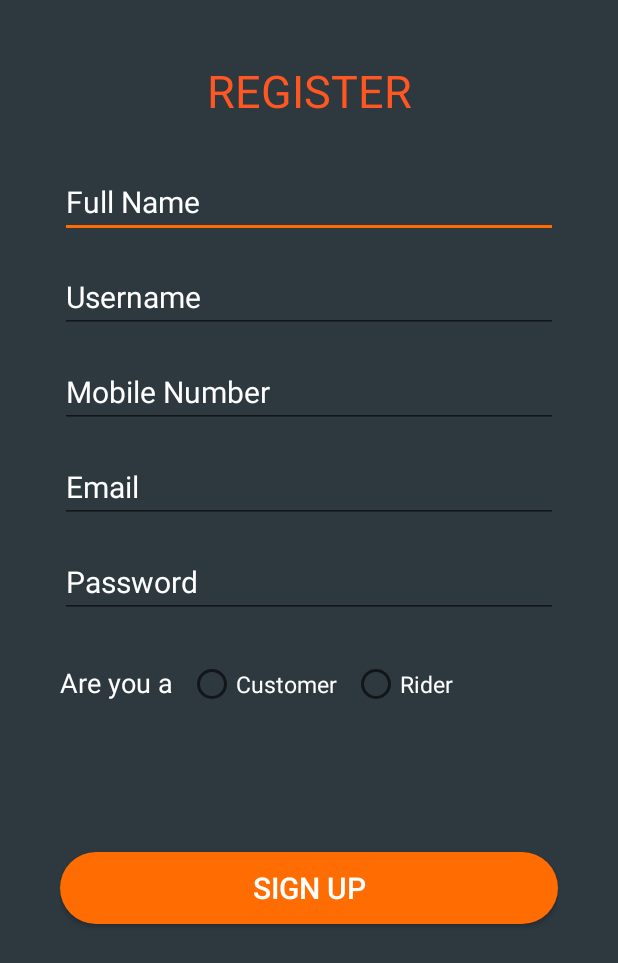
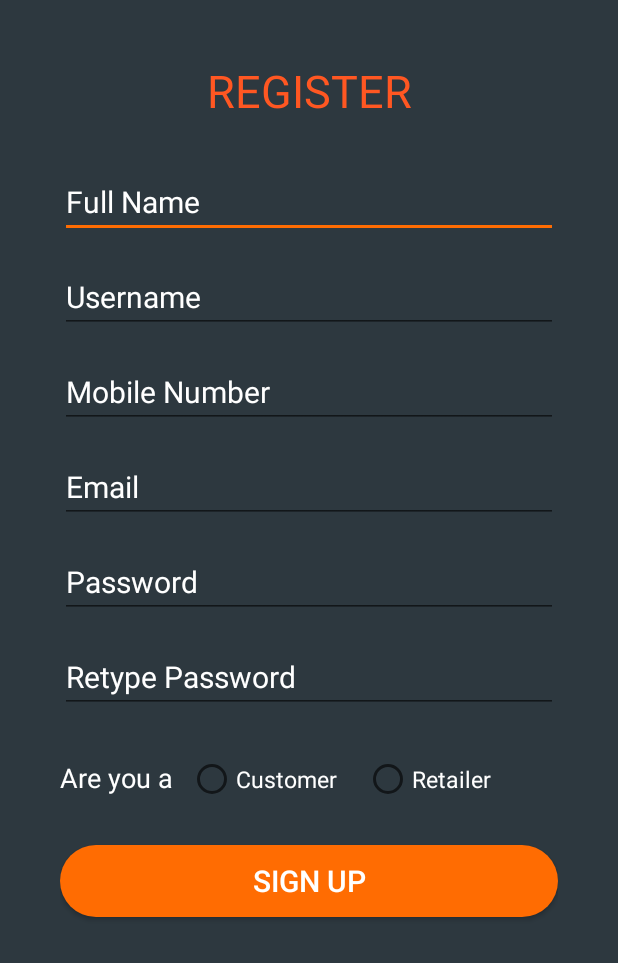
Before and after one commit to parijaat007/SansKart, an Android app: the screen it shows after launch (SignUpActivity), after a tap on "REGISTER", on a phone screen of 412 x 824 dp. Shown: the top 963 px of the screen. Run offline under Robolectric (Android 15) with nearby library versions, the phone set to English and light mode, and no system bars; our stand-ins replace Firebase (no records; nobody signed in at launch, a user with empty details on screens opened directly); Roboto replaces fonts that are not available here; 4 statements that could not run were skipped.

Commit message:
retailer

```diff
--- a/app/src/main/AndroidManifest.xml
+++ b/app/src/main/AndroidManifest.xml
@@ -29,7 +29,7 @@
         <activity android:name=".SignUpActivity" />
         <activity android:name=".LoginActivity" />
         <activity android:name=".MainActivity" />
-        <activity android:name=".RiderMainActivity" />
+        <activity android:name=".RetailerMainActivity" />
         <activity android:name=".Splash_Screen">
             <intent-filter>
                 <action android:name="android.intent.action.MAIN" />
--- a/app/src/main/java/com/example/dubstep/FruitActivity.java
+++ b/app/src/main/java/com/example/dubstep/FruitActivity.java
@@ -11,7 +11,6 @@ import androidx.recyclerview.widget.RecyclerView;
 
 import android.content.Intent;
 import android.os.Bundle;
-import android.util.Log;
 import android.view.LayoutInflater;
 import android.view.MenuItem;
 import android.view.View;
@@ -23,7 +22,6 @@ import android.widget.Toast;
 
 
 import com.example.dubstep.Interface.ItemClickListener;
-import com.example.dubstep.Model.CartItem;
 import com.example.dubstep.Model.FoodItem;
 import com.example.dubstep.ViewHolder.FoodItemViewHolder;
 import com.firebase.ui.database.FirebaseRecyclerAdapter;
@@ -34,7 +32,6 @@ import com.google.android.gms.auth.api.signin.GoogleSignInOptions;
 
 import com.google.android.gms.tasks.OnCompleteListener;
 import com.google.android.gms.tasks.Task;
-import com.google.android.material.button.MaterialButton;
 
 import com.google.android.material.floatingactionbutton.FloatingActionButton;
 import com.google.android.material.navigation.NavigationView;
@@ -251,7 +248,7 @@ public class FruitActivity extends AppCompatActivity implements NavigationView.O
     }
 
     private void gotorider() {
-        Intent intent = new Intent(FruitActivity.this,RiderMainActivity.class);
+        Intent intent = new Intent(FruitActivity.this, RetailerMainActivity.class);
         startActivity(intent);
         finish();
     }
--- a/app/src/main/java/com/example/dubstep/MealActivity.java
+++ b/app/src/main/java/com/example/dubstep/MealActivity.java
@@ -11,7 +11,6 @@ import androidx.recyclerview.widget.RecyclerView;
 
 import android.content.Intent;
 import android.os.Bundle;
-import android.util.Log;
 import android.view.LayoutInflater;
 import android.view.MenuItem;
 import android.view.View;
@@ -23,7 +22,6 @@ import android.widget.Toast;
 
 
 import com.example.dubstep.Interface.ItemClickListener;
-import com.example.dubstep.Model.CartItem;
 import com.example.dubstep.Model.FoodItem;
 import com.example.dubstep.ViewHolder.FoodItemViewHolder;
 import com.firebase.ui.database.FirebaseRecyclerAdapter;
@@ -34,7 +32,6 @@ import com.google.android.gms.auth.api.signin.GoogleSignInOptions;
 
 import com.google.android.gms.tasks.OnCompleteListener;
 import com.google.android.gms.tasks.Task;
-import com.google.android.material.button.MaterialButton;
 
 import com.google.android.material.floatingactionbutton.FloatingActionButton;
 import com.google.android.material.navigation.NavigationView;
@@ -251,7 +248,7 @@ public class MealActivity extends AppCompatActivity implements NavigationView.On
     }
 
     private void gotorider() {
-        Intent intent = new Intent(MealActivity.this,RiderMainActivity.class);
+        Intent intent = new Intent(MealActivity.this, RetailerMainActivity.class);
         startActivity(intent);
         finish();
     }
--- a/app/src/main/java/com/example/dubstep/VegetableActivity.java
+++ b/app/src/main/java/com/example/dubstep/VegetableActivity.java
@@ -11,7 +11,6 @@ import androidx.recyclerview.widget.RecyclerView;
 
 import android.content.Intent;
 import android.os.Bundle;
-import android.util.Log;
 import android.view.LayoutInflater;
 import android.view.MenuItem;
 import android.view.View;
@@ -23,7 +22,6 @@ import android.widget.Toast;
 
 
 import com.example.dubstep.Interface.ItemClickListener;
-import com.example.dubstep.Model.CartItem;
 import com.example.dubstep.Model.FoodItem;
 import com.example.dubstep.ViewHolder.FoodItemViewHolder;
 import com.firebase.ui.database.FirebaseRecyclerAdapter;
@@ -34,7 +32,6 @@ import com.google.android.gms.auth.api.signin.GoogleSignInOptions;
 
 import com.google.android.gms.tasks.OnCompleteListener;
 import com.google.android.gms.tasks.Task;
-import com.google.android.material.button.MaterialButton;
 
 import com.google.android.material.floatingactionbutton.FloatingActionButton;
 import com.google.android.material.navigation.NavigationView;
@@ -251,7 +248,7 @@ public class VegetableActivity extends AppCompatActivity implements NavigationVi
     }
 
     private void gotorider() {
-        Intent intent = new Intent(VegetableActivity.this,RiderMainActivity.class);
+        Intent intent = new Intent(VegetableActivity.this, RetailerMainActivity.class);
         startActivity(intent);
         finish();
     }
--- a/app/src/main/res/layout/activity_rider_main.xml
+++ b/app/src/main/res/layout/activity_rider_main.xml
@@ -4,7 +4,7 @@
     xmlns:tools="http://schemas.android.com/tools"
     android:layout_width="match_parent"
     android:layout_height="match_parent"
-    tools:context=".RiderMainActivity"
+    tools:context=".RetailerMainActivity"
     android:background="@color/colorPrimaryDark"
     android:id="@+id/drawer_layout">
 
--- a/app/src/main/res/layout/activity_sign_up.xml
+++ b/app/src/main/res/layout/activity_sign_up.xml
@@ -94,93 +94,66 @@
         android:textColorLink="#4CAF50"
         android:textSize="20sp" />
 
+    <EditText
+        android:id="@+id/PasswordRetypeText"
+        android:layout_width="match_parent"
+        android:layout_height="wrap_content"
+        android:layout_marginTop="15dp"
+        android:ems="10"
+        android:hint="Retype Password"
+        android:textColorHint="@color/white"
+        android:textColor="@color/white"
+        android:inputType="textPassword"
+        android:textAlignment="viewStart"
+        android:textColorHighlight="#FF5722"
+        android:textColorLink="#4CAF50"
+        android:textSize="20sp" />
+
     <RadioGroup
         android:layout_width="match_parent"
         android:layout_height="wrap_content"
-        android:orientation="horizontal"
-        android:layout_marginTop="20dp">
+        android:layout_marginTop="20dp"
+        android:orientation="horizontal">
 
         <TextView
             android:layout_width="wrap_content"
             android:layout_height="wrap_content"
             android:text="Are you a"
+            android:textColor="@color/white"
             android:textColorHint="@color/white"
-            android:textColor="@color/white"
             android:textSize="18sp" />
 
         <RadioButton
-            android:layout_width="wrap_content"
+            android:id="@+id/CustomerButton"
+            android:layout_width="107dp"
             android:layout_height="wrap_content"
             android:layout_marginLeft="10dp"
             android:text="Customer"
+            android:textColor="@color/white"
             android:textColorHint="@color/white"
-            android:textColor="@color/white"
-            android:textSize="15sp"
-            android:id="@+id/CustomerButton"
-            />
-
-        <RadioButton
-            android:layout_width="wrap_content"
-            android:layout_height="wrap_content"
-            android:layout_marginLeft="10dp"
-            android:text="Rider"
-            android:textColorHint="@color/white"
-            android:textColor="@color/white"
-            android:textSize="15sp"
-            android:id="@+id/RiderButton"
-            />
-
-    </RadioGroup>
-
-    <RadioGroup
-        android:id="@+id/CustomerTypeGroup"
-        android:layout_width="match_parent"
-        android:layout_height="wrap_content"
-        android:layout_marginTop="20dp"
-        android:orientation="horizontal"
-        android:visibility="visible">
-        <TextView
-            android:layout_width="wrap_content"
-            android:layout_height="wrap_content"
-            android:text="Type"
-            android:textColorHint="@color/white"
-            android:textColor="@color/white"
-            android:textSize="18sp" />
-
-        <RadioButton
-            android:id="@+id/RegularButton"
-            android:layout_width="wrap_content"
-            android:layout_height="wrap_content"
-            android:layout_marginLeft="45dp"
-            android:text="Regular"
-            android:textColorHint="@color/white"
-            android:textColor="@color/white"
             android:textSize="15sp" />
 
         <RadioButton
-            android:id="@+id/IrregularButton"
-            android:layout_width="wrap_content"
+            android:id="@+id/RiderButton"
+            android:layout_width="98dp"
             android:layout_height="wrap_content"
-            android:layout_marginLeft="26dp"
-            android:text="Irregular"
+            android:layout_marginLeft="10dp"
+            android:text="Retailer"
+            android:textColor="@color/white"
             android:textColorHint="@color/white"
-            android:textColor="@color/white"
             android:textSize="15sp" />
-
-
 
     </RadioGroup>
 
     <Button
+        android:id="@+id/SignUpButton"
         android:layout_width="match_parent"
         android:layout_height="wrap_content"
-        android:text="Sign Up"
-        android:textSize="20sp"
-        android:textColor="#ffffff"
         android:layout_marginTop="20dp"
         android:background="@drawable/button_rounded"
-        android:id="@+id/SignUpButton"/>
-
+        android:text="Sign Up"
+        android:textColor="#ffffff"
+        android:textSize="20sp" />
 
 
 </LinearLayout>
```
Also changed, not shown: app/src/main/java/com/example/dubstep/LoginActivity.java (+1 -7 lines), app/src/main/java/com/example/dubstep/MainActivity.java (+4 -7 lines), app/src/main/java/com/example/dubstep/RetailerMainActivity.java (renamed from app/src/main/java/com/example/dubstep/RiderMainActivity.java, +5 -6 lines).
